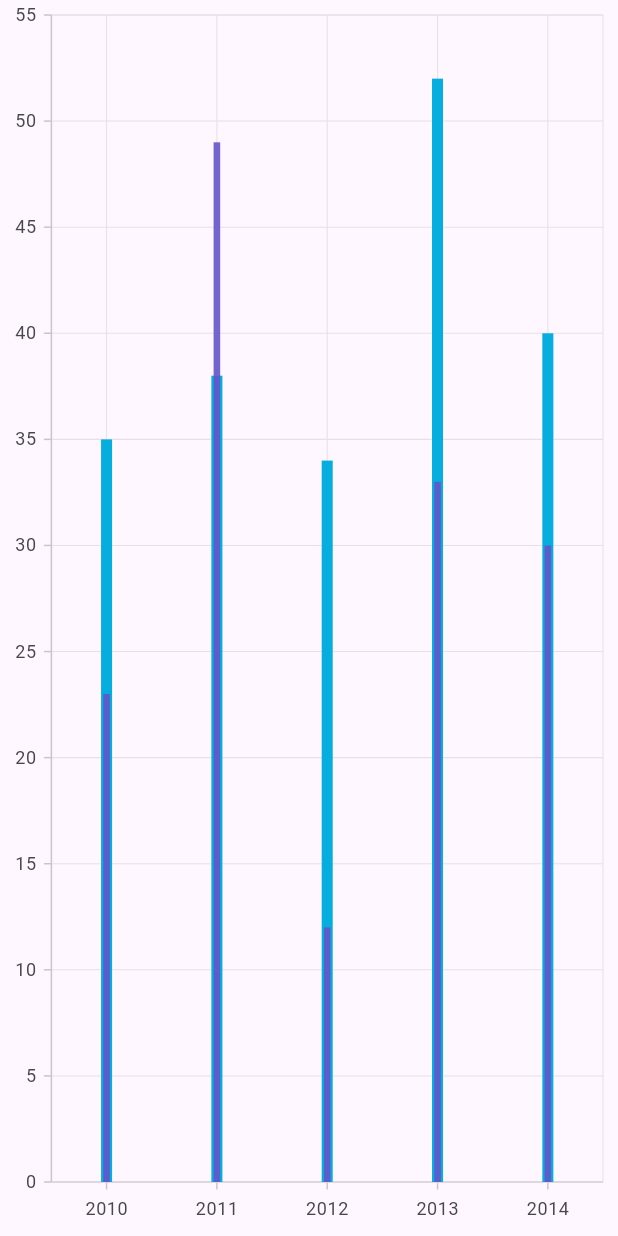
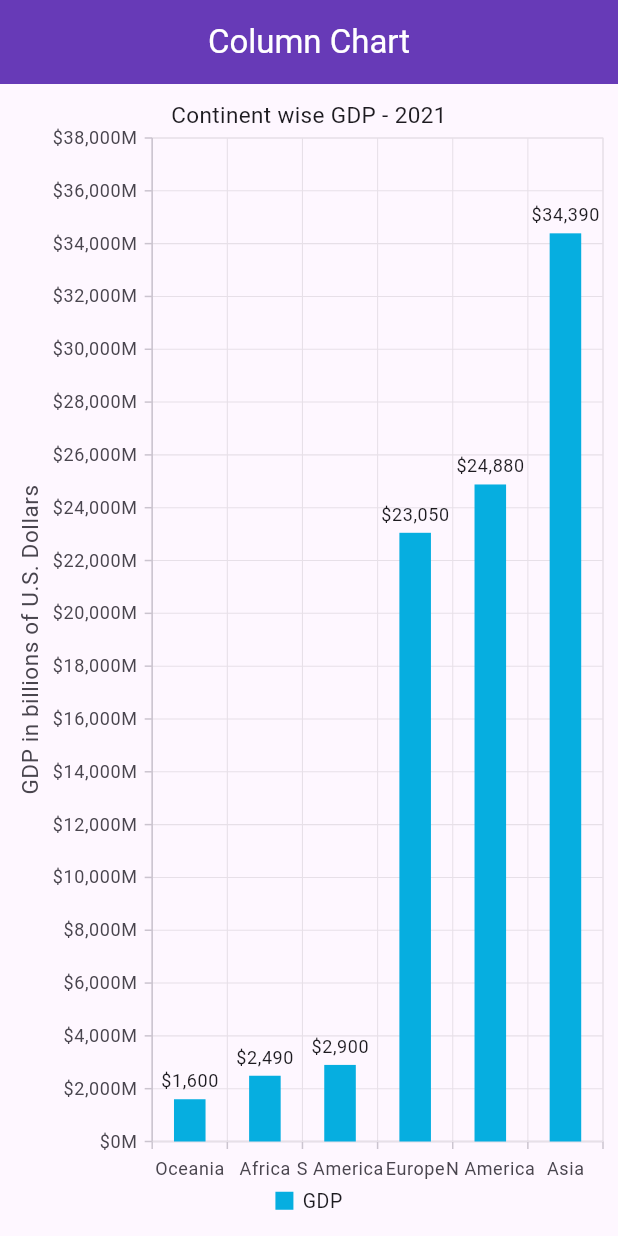
Before and after one commit to raihansikdar/scube-office-practice, a Flutter app: the screen it shows after launch, on a phone screen of 412 x 824 dp. Run offline on Flutter 3.47's test engine with Material 3 defaults, Android fonts, the phone set to English and light mode, and no system bars; our stand-ins replace beamer, get, shared_preferences, syncfusion_flutter_charts, syncfusion_flutter_datagrid, syncfusion_flutter_gauges; missing offline and left inert: syncfusion_flutter_core.

Commit message:
modify column chart

```diff
--- /dev/null
+++ b/line_chart/lib/column_chart/static_side_by_side_column-chart.dart
@@ -0,0 +1,72 @@
+import 'package:flutter/material.dart';
+import 'package:syncfusion_flutter_charts/charts.dart';
+//import 'package:intl/intl.dart';
+void main() {
+  runApp(const MyApp());
+}
+class MyApp extends StatelessWidget {
+  const MyApp({super.key});
+  @override
+  Widget build(BuildContext context) {
+    return MaterialApp(
+      title: 'Flutter Line chart',
+      theme: ThemeData(
+        colorScheme: ColorScheme.fromSeed(seedColor: Colors.deepPurple),
+        useMaterial3: true,
+      ),
+      home: const HomePage(),
+    );
+  }
+}
+
+class HomePage extends StatelessWidget {
+  const HomePage({super.key});
+
+
+  @override
+  Widget build(BuildContext context) {
+    final List<ChartData> chartData = [
+      ChartData(2010, 35, 23),
+      ChartData(2011, 38, 49),
+      ChartData(2012, 34, 12),
+      ChartData(2013, 52, 33),
+      ChartData(2014, 40, 30),
+    ];
+
+    return Scaffold(
+        body: Center(
+            child: SizedBox(
+                height: 300,
+                width: 300,
+                child: SfCartesianChart(
+                  // Columns will be rendered back to back
+                    enableSideBySideSeriesPlacement: false,
+                    series: <CartesianSeries<ChartData, int>>[
+                      ColumnSeries<ChartData, int>(
+                          width: 0.5,
+                          spacing: 0.8,
+                          dataSource: chartData,
+                          xValueMapper: (ChartData data, _) => data.x,
+                          yValueMapper: (ChartData data, _) => data.y
+                      ),
+                      ColumnSeries<ChartData, int>(
+                          opacity: 0.9,
+                          width: 0.3,
+                          spacing: 0.8,
+                          dataSource: chartData,
+                          xValueMapper: (ChartData data, _) => data.x,
+                          yValueMapper: (ChartData data, _) => data.y1
+                      )
+                    ]
+                )
+            )
+        )
+    );
+  }
+}
+class ChartData {
+  ChartData(this.x, this.y, this.y1);
+  final int x;
+  final double y;
+  final double y1;
+}
--- a/line_chart/lib/main.dart
+++ b/line_chart/lib/main.dart
@@ -9,7 +9,7 @@ class MyApp extends StatelessWidget {
   @override
   Widget build(BuildContext context) {
     return MaterialApp(
-      title: 'Flutter Line chart',
+      title: 'Flutter Column chart',
       theme: ThemeData(
         colorScheme: ColorScheme.fromSeed(seedColor: Colors.deepPurple),
         useMaterial3: true,
@@ -22,49 +22,50 @@ class MyApp extends StatelessWidget {
 class HomePage extends StatelessWidget {
   HomePage({super.key});
 
+  final List<GDPData> chartData = [
+    GDPData('Oceania', 1600),
+    GDPData('Africa', 2490),
+    GDPData('S America', 2900),
+    GDPData('Europe', 23050),
+    GDPData('N America', 24880),
+    GDPData('Asia', 34390),
+  ];
 
   @override
   Widget build(BuildContext context) {
-    final List<ChartData> chartData = [
-      ChartData(2010, 35, 23),
-      ChartData(2011, 38, 49),
-      ChartData(2012, 34, 12),
-      ChartData(2013, 52, 33),
-      ChartData(2014, 40, 30)
-    ];
-
     return Scaffold(
-        body: Center(
-            child: Container(
-                child: SfCartesianChart(
-                  // Columns will be rendered back to back
-                    enableSideBySideSeriesPlacement: false,
-                    series: <CartesianSeries<ChartData, int>>[
-                      ColumnSeries<ChartData, int>(
-                          width: 0.5,
-                          spacing: 0.8,
-                          dataSource: chartData,
-                          xValueMapper: (ChartData data, _) => data.x,
-                          yValueMapper: (ChartData data, _) => data.y
-                      ),
-                      ColumnSeries<ChartData, int>(
-                          opacity: 0.9,
-                          width: 0.3,
-                          spacing: 0.8,
-                          dataSource: chartData,
-                          xValueMapper: (ChartData data, _) => data.x,
-                          yValueMapper: (ChartData data, _) => data.y1
-                      )
-                    ]
-                )
-            )
-        )
+      appBar: AppBar(
+        backgroundColor: Colors.deepPurple,
+        centerTitle: true,
+        title: const Text('Column Chart',style: TextStyle(color:Colors.white),),),
+      body: SfCartesianChart(
+        title: const ChartTitle(text: 'Continent wise GDP - 2021'),
+        legend: const Legend(isVisible: true,position: LegendPosition.bottom),
+        tooltipBehavior: TooltipBehavior(enable: true),
+        series: <CartesianSeries>[
+          ColumnSeries<GDPData, String>(
+            name: 'GDP',
+            dataSource: chartData,
+            xValueMapper: (GDPData gdp, _) => gdp.continent,
+            yValueMapper: (GDPData gdp, _) => gdp.gdp,
+            dataLabelSettings: const DataLabelSettings(isVisible: true),
+            width: 0.6,
+            spacing: 0.3,
+          ),
+        ],
+        primaryXAxis: const CategoryAxis(),
+        primaryYAxis: NumericAxis(
+            labelFormat: '{value}M',
+            edgeLabelPlacement: EdgeLabelPlacement.shift,
+            numberFormat: NumberFormat.simpleCurrency(decimalDigits: 0),
+            title: const AxisTitle(text: 'GDP in billions of U.S. Dollars')),
+      ),
     );
   }
 }
-  class ChartData {
-  ChartData(this.x, this.y, this.y1);
-  final int x;
-  final double y;
-  final double y1;
-  }
+
+class GDPData {
+  final String continent;
+  final double gdp;
+  GDPData(this.continent, this.gdp);
+}
```
